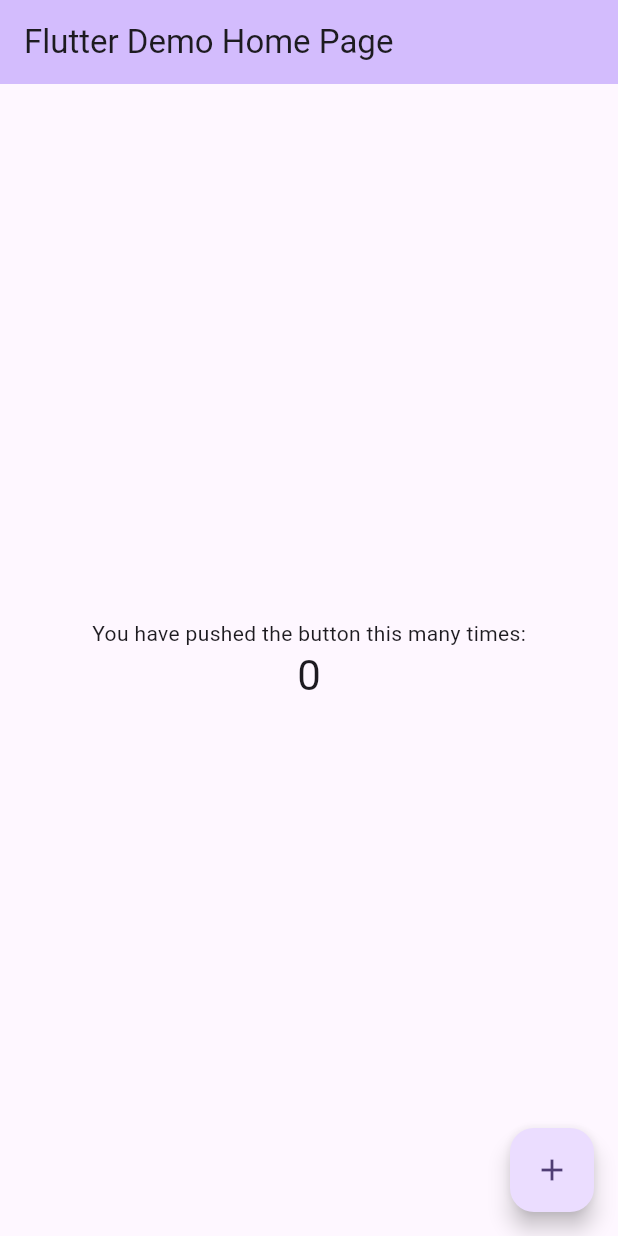
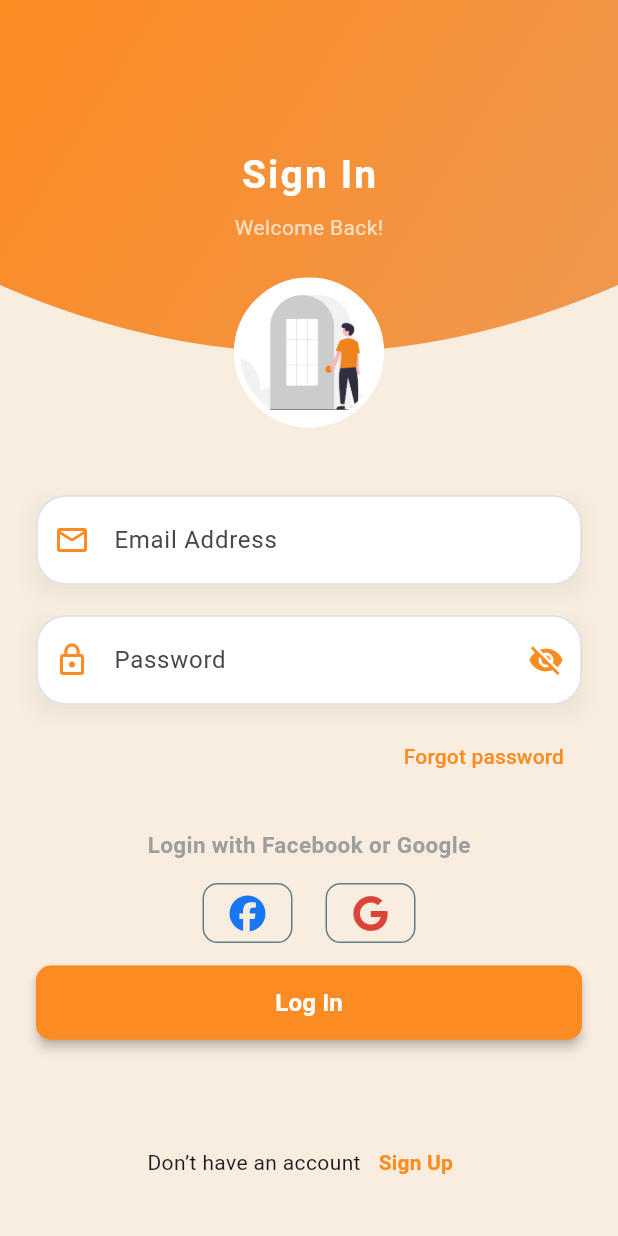
Before and after one commit to Mustafa-Sharaf/IntelliPharm, a Flutter app: the screen it shows after launch, on a phone screen of 412 x 824 dp. Run offline on Flutter 3.47's test engine with Material 3 defaults, Android fonts, the light colour scheme and no system bars; our stand-ins replace font_awesome_flutter, get; Roboto replaces fonts that are missing (Cairo).

Commit message:
add Login Screen

```diff
--- /dev/null
+++ b/lib/Widgets/CustomTextField.dart
@@ -0,0 +1,97 @@
+import 'package:flutter/material.dart';
+import '../app_theme/AppColors.dart';
+
+class CustomTextField extends StatefulWidget {
+  final String label;
+  final IconData? icon;
+  final bool obscureText;
+  final TextEditingController? controller;
+  final TextInputType keyboardType;
+  final int? maxLines;
+
+  const CustomTextField({
+    super.key,
+    required this.label,
+    this.icon,
+    this.obscureText = false,
+    this.controller,
+    this.keyboardType = TextInputType.text,
+    this.maxLines,
+  });
+
+  @override
+  State<CustomTextField> createState() => _CustomTextFieldState();
+}
+
+class _CustomTextFieldState extends State<CustomTextField> {
+  late bool _isObscured;
+
+  @override
+  void initState() {
+    super.initState();
+    _isObscured = widget.obscureText;
+  }
+
+  @override
+  Widget build(BuildContext context) {
+    //final ThemeController themeController = Get.find();
+    return Container(
+      margin: const EdgeInsets.symmetric(vertical: 10),
+      decoration: BoxDecoration(
+        boxShadow: [
+          BoxShadow(
+            color: Colors.grey.withOpacity(0.15),
+            blurRadius: 10,
+            offset: const Offset(0, 5),
+          ),
+        ],
+      ),
+      child: TextField(
+        controller: widget.controller,
+        obscureText: _isObscured,
+        keyboardType: widget.keyboardType,
+        maxLines: widget.obscureText ? 1 : (widget.maxLines ?? 1),
+        style: const TextStyle(fontSize: 16),
+        decoration: InputDecoration(
+          prefixIcon: widget.icon != null
+              ? Icon(widget.icon, color: AppColors.primaryColor)
+              : null,
+
+          labelText: widget.label,
+          floatingLabelStyle: TextStyle(
+            color: AppColors.primaryColor,
+            fontWeight: FontWeight.bold,
+          ),
+          filled: true,
+          fillColor: AppColors.white,
+          contentPadding: const EdgeInsets.symmetric(
+            vertical: 18,
+            horizontal: 16,
+          ),
+          enabledBorder: OutlineInputBorder(
+            borderRadius: BorderRadius.circular(20),
+            borderSide: BorderSide(color: Colors.grey.shade300, width: 1.2),
+          ),
+          focusedBorder: OutlineInputBorder(
+            borderRadius: BorderRadius.circular(20),
+            borderSide: BorderSide(color: AppColors.primaryColor, width: 2),
+          ),
+
+          suffixIcon: widget.obscureText
+              ? IconButton(
+                  icon: Icon(
+                    _isObscured ? Icons.visibility_off : Icons.visibility,
+                    color: AppColors.primaryColor,
+                  ),
+                  onPressed: () {
+                    setState(() {
+                      _isObscured = !_isObscured;
+                    });
+                  },
+                )
+              : null,
+        ),
+      ),
+    );
+  }
+}
--- /dev/null
+++ b/lib/Widgets/Header_Screen.dart
@@ -0,0 +1,97 @@
+import 'package:flutter/material.dart';
+import '../app_theme/AppColors.dart';
+
+
+class HeaderScreen extends StatelessWidget {
+  const HeaderScreen({super.key,required this.title,required this.body});
+  final String title;
+  final String body;
+
+  @override
+  Widget build(BuildContext context) {
+    return Stack(
+        clipBehavior: Clip.none,
+        alignment: Alignment.center,
+        children: [
+          ClipPath(
+            clipper: HeaderClipper(),
+            child: Container(
+              height: 260,
+              width: double.infinity,
+              decoration:  BoxDecoration(
+                gradient: LinearGradient(
+                  begin: Alignment.topLeft,
+                  end: Alignment.bottomRight,
+                  colors: [
+                    AppColors.primaryColor,
+                    AppColors.primaryColor2,
+                  ],
+                ),
+              ),
+              child:  Column(
+                mainAxisAlignment: MainAxisAlignment.center,
+                children: [
+                  Text(
+                    title,
+                    style: TextStyle(
+                      color: Colors.white,
+                      fontSize: 26,
+                      fontWeight: FontWeight.bold,
+                      letterSpacing: 1.4,
+                    ),
+                  ),
+                  SizedBox(height: 6),
+                  Text(
+                    body,
+                    style: TextStyle(
+                      color: Colors.white70,
+                      fontSize: 14,
+                    ),
+                  ),
+                ],
+              ),
+            ),
+          ),
+
+          // ===== PROFILE IMAGE =====
+          Positioned(
+            bottom: -25,
+            child: Container(
+              width: 100,
+              height: 100,
+              decoration: BoxDecoration(
+                shape: BoxShape.circle,
+                border: Border.all(color: Colors.white, width: 4),
+                image: const DecorationImage(
+                  image: AssetImage('assets/images/login_img.png'),
+                  fit: BoxFit.cover,
+                ),
+              ),
+            ),
+          ),
+        ],
+    );
+  }
+}
+
+
+// ===== CLIPPER =====
+class HeaderClipper extends CustomClipper<Path> {
+  @override
+  Path getClip(Size size) {
+    Path path = Path();
+    path.lineTo(0, size.height - 70);
+    path.quadraticBezierTo(
+      size.width / 2,
+      size.height + 20,
+      size.width,
+      size.height - 70,
+    );
+    path.lineTo(size.width, 0);
+    path.close();
+    return path;
+  }
+
+  @override
+  bool shouldReclip(CustomClipper<Path> oldClipper) => false;
+}
--- /dev/null
+++ b/lib/app_theme/AppColors.dart
@@ -0,0 +1,29 @@
+import 'package:flutter/material.dart';
+
+class AppColors{
+  /*static const  primaryColor = Color(0xff3C339C);
+  static const  primaryColor2 = Color(0xff8F50DC);
+   static const  backgroundColor = Color(0xffD9C2F0);*/
+  static const  backgroundColor = Color(0xfff8edde);
+  static const  primaryColor = Color(0xffFC8B22);
+  static const  primaryColor2 = Color(0xffef9850);
+  static const white = Colors.white;
+ /* static const  backgroundColor = Color(0xffF2F4F7);
+  static const background = Color(0xFFEEF0F3);
+  static const Gray = Colors.grey;
+  static const white = Colors.white;
+  static const black = Colors.black;
+  static const backgroundHome = Color(0xffDCE0E9);
+  static const DarkGray = Color(0xff575757);
+  static const textDark = Color(0xFF252525);
+  static const text1 = Color(0xFF43454A);
+  static const test =Color(0xFF201F25);
+  static const dark = Color(0xFF2A282D);
+  static const textFieldDark =Color(0xFF2B2D30);
+  static const A1 =Color(0xFF1E1F22);
+  static const A2 = Color(0xFF2B2D30);
+  static const E = Color(0x5E0F0F10);
+  static const componentDark = Color(0xFF212934);
+  static const backgroundDark = Color(0xFF111111);*/
+
+}
--- a/lib/main.dart
+++ b/lib/main.dart
@@ -1,122 +1,24 @@
 import 'package:flutter/material.dart';
+import 'package:get/get.dart';
+import 'modules/SignIn/SignIn_Screen.dart';
 
-void main() {
-  runApp(const MyApp());
+void main()async {
+  WidgetsFlutterBinding.ensureInitialized();
+  runApp( const MyApp());
 }
 
 class MyApp extends StatelessWidget {
   const MyApp({super.key});
-
-  // This widget is the root of your application.
   @override
   Widget build(BuildContext context) {
-    return MaterialApp(
-      title: 'Flutter Demo',
-      theme: ThemeData(
-        // This is the theme of your application.
-        //
-        // TRY THIS: Try running your application with "flutter run". You'll see
-        // the application has a purple toolbar. Then, without quitting the app,
-        // try changing the seedColor in the colorScheme below to Colors.green
-        // and then invoke "hot reload" (save your changes or press the "hot
-        // reload" button in a Flutter-supported IDE, or press "r" if you used
-        // the command line to start the app).
-        //
-        // Notice that the counter didn't reset back to zero; the application
-        // state is not lost during the reload. To reset the state, use hot
-        // restart instead.
-        //
-        // This works for code too, not just values: Most code changes can be
-        // tested with just a hot reload.
-        colorScheme: .fromSeed(seedColor: Colors.deepPurple),
-      ),
-      home: const MyHomePage(title: 'Flutter Demo Home Page'),
+
+    return GetMaterialApp(
+      debugShowCheckedModeBanner: false,
+      home:  SignInScreen(),
+      getPages: [
+        GetPage(name: '/signIn', page: ()=>const SignInScreen()),
+
+      ],
     );
   }
 }
-
-class MyHomePage extends StatefulWidget {
-  const MyHomePage({super.key, required this.title});
-
-  // This widget is the home page of your application. It is stateful, meaning
-  // that it has a State object (defined below) that contains fields that affect
-  // how it looks.
-
-  // This class is the configuration for the state. It holds the values (in this
-  // case the title) provided by the parent (in this case the App widget) and
-  // used by the build method of the State. Fields in a Widget subclass are
-  // always marked "final".
-
-  final String title;
-
-  @override
-  State<MyHomePage> createState() => _MyHomePageState();
-}
-
-class _MyHomePageState extends State<MyHomePage> {
-  int _counter = 0;
-
-  void _incrementCounter() {
-    setState(() {
-      // This call to setState tells the Flutter framework that something has
-      // changed in this State, which causes it to rerun the build method below
-      // so that the display can reflect the updated values. If we changed
-      // _counter without calling setState(), then the build method would not be
-      // called again, and so nothing would appear to happen.
-      _counter++;
-    });
-  }
-
-  @override
-  Widget build(BuildContext context) {
-    // This method is rerun every time setState is called, for instance as done
-    // by the _incrementCounter method above.
-    //
-    // The Flutter framework has been optimized to make rerunning build methods
-    // fast, so that you can just rebuild anything that needs updating rather
-    // than having to individually change instances of widgets.
-    return Scaffold(
-      appBar: AppBar(
-        // TRY THIS: Try changing the color here to a specific color (to
-        // Colors.amber, perhaps?) and trigger a hot reload to see the AppBar
-        // change color while the other colors stay the same.
-        backgroundColor: Theme.of(context).colorScheme.inversePrimary,
-        // Here we take the value from the MyHomePage object that was created by
-        // the App.build method, and use it to set our appbar title.
-        title: Text(widget.title),
-      ),
-      body: Center(
-        // Center is a layout widget. It takes a single child and positions it
-        // in the middle of the parent.
-        child: Column(
-          // Column is also a layout widget. It takes a list of children and
-          // arranges them vertically. By default, it sizes itself to fit its
-          // children horizontally, and tries to be as tall as its parent.
-          //
-          // Column has various properties to control how it sizes itself and
-          // how it positions its children. Here we use mainAxisAlignment to
-          // center the children vertically; the main axis here is the vertical
-          // axis because Columns are vertical (the cross axis would be
-          // horizontal).
-          //
-          // TRY THIS: Invoke "debug painting" (choose the "Toggle Debug Paint"
-          // action in the IDE, or press "p" in the console), to see the
-          // wireframe for each widget.
-          mainAxisAlignment: .center,
-          children: [
-            const Text('You have pushed the button this many times:'),
-            Text(
-              '$_counter',
-              style: Theme.of(context).textTheme.headlineMedium,
-            ),
-          ],
-        ),
-      ),
-      floatingActionButton: FloatingActionButton(
-        onPressed: _incrementCounter,
-        tooltip: 'Increment',
-        child: const Icon(Icons.add),
-      ),
-    );
-  }
-}
--- /dev/null
+++ b/lib/modules/SignIn/SignIn_Controller.dart
@@ -0,0 +1,16 @@
+import 'package:flutter/material.dart';
+import 'package:get/get.dart';
+
+
+class SignInController extends GetxController {
+  final emailController = TextEditingController();
+  final passwordController = TextEditingController();
+
+
+  @override
+  void onClose() {
+    emailController.dispose();
+    passwordController.dispose();
+    super.onClose();
+  }
+}
--- /dev/null
+++ b/lib/modules/SignIn/SignIn_Screen.dart
@@ -0,0 +1,166 @@
+import 'package:flutter/material.dart';
+import 'package:font_awesome_flutter/font_awesome_flutter.dart';
+import 'package:get/get.dart';
+import '../../Widgets/CustomTextField.dart';
+import '../../Widgets/Header_Screen.dart';
+import '../../app_theme/AppColors.dart';
+import 'SignIn_Controller.dart';
+
+class SignInScreen extends StatelessWidget {
+  const SignInScreen({super.key});
+
+  @override
+  Widget build(BuildContext context) {
+    final controller = Get.put(SignInController());
+    return Scaffold(
+      backgroundColor: AppColors.backgroundColor,
+      body: SingleChildScrollView(
+        child: Column(
+          children: [
+            HeaderScreen(title: "Sign In", body: "Welcome Back!",),
+            //Welcome! Let’s get started
+
+            const SizedBox(height: 60),
+
+            // ===== FORM =====
+            Padding(
+              padding: const EdgeInsets.symmetric(horizontal: 24),
+              child: Column(
+                children: [
+                  CustomTextField(
+                    label: "Email Address",
+                    icon: Icons.email_outlined,
+                    controller: controller.emailController,
+                    keyboardType: TextInputType.emailAddress,
+                  ),
+                  CustomTextField(
+                    label: "Password".tr,
+                    icon: Icons.lock_outline,
+                    obscureText: true,
+                    controller: controller.passwordController,
+                  ),
+                  Row(
+                    mainAxisAlignment: MainAxisAlignment.end,
+                    children: [
+                      TextButton(
+                        onPressed: () {},
+                        child: Text(
+                          "Forgot password",
+                          style: TextStyle(
+                            color: AppColors.primaryColor,
+                            fontSize: 14,
+                          ),
+                        ),
+                      ),
+                    ],
+                  ),
+                  SizedBox(height: MediaQuery.of(context).size.height * 0.03,),
+                  Row(
+                    mainAxisAlignment: MainAxisAlignment.center,
+                    children: [
+                      Text("Login with Facebook or Google",
+                          style: const TextStyle(
+                            color: Colors.grey,
+                            fontSize: 15,
+                            fontWeight: FontWeight.w700,
+                            fontFamily: 'Cairo',
+                          )),
+                    ],
+                  ),
+                  const SizedBox(height: 15),
+                  Padding(
+                    padding: const EdgeInsets.only(left: 100, right: 100),
+                    child: Row(
+                      mainAxisAlignment: MainAxisAlignment.spaceAround,
+                      children: [
+                        Container(
+                          width: 60,
+                          height: 40,
+                          decoration: BoxDecoration(
+                            border: Border.all(color: Colors.blueGrey),
+                            borderRadius: BorderRadius.circular(10),
+                          ),
+                          child: GestureDetector(
+                            onTap: () {
+                              print("object");
+                            },
+                            child: const Icon(
+                              FontAwesomeIcons.facebook,
+                              color: Color(0xFF1877f2),
+                            ),
+                          ),
+                        ),
+                        Container(
+                          width: 60,
+                          height: 40,
+                          decoration: BoxDecoration(
+                            border: Border.all(color: Colors.blueGrey),
+                            borderRadius: BorderRadius.circular(10),
+                          ),
+                          child: GestureDetector(
+                            onTap: () async {
+                            },
+                            child: const Icon(
+                              FontAwesomeIcons.google,
+                              color: Color(0xFFdb4437),
+                            ),
+                          ),
+                        ),
+                      ],
+                    ),
+                  ),
+                  const SizedBox(height: 15),
+                  Center(
+                    child: SizedBox(
+                      width: MediaQuery.of(context).size.width * 0.9,
+                      height: MediaQuery.of(context).size.height * 0.06,
+                      child: ElevatedButton(
+                        style: ElevatedButton.styleFrom(
+                          backgroundColor: AppColors.primaryColor,
+                          shape: RoundedRectangleBorder(
+                            borderRadius: BorderRadius.circular(10),
+                          ),
+                          elevation: 3,
+                        ),
+                        onPressed: (){},
+                        child: Text(
+                          "Log In".tr,
+                          style: TextStyle(
+                            fontSize: 16,
+                            fontWeight: FontWeight.bold,
+                            color: Colors.white,
+                          ),
+                        ),
+                      ),
+                    ),
+                  ),
+                  SizedBox(height: MediaQuery.of(context).size.height * 0.07,),
+                  Row(
+                    mainAxisAlignment: MainAxisAlignment.center,
+                    children: [
+                      Text("Don’t have an account",),
+                      TextButton(
+                        onPressed: () {
+                          Get.toNamed('/signUp');
+                        },
+                        child: Text(
+                          "Sign Up".tr,
+                          style: TextStyle(
+                            color: AppColors.primaryColor,
+                            fontWeight: FontWeight.bold,
+                          ),
+                        ),
+                      ),
+                    ],
+                  ),
+                  SizedBox(height: MediaQuery.of(context).size.height * 0.07),
+                ],
+              ),
+            ),
+          ],
+        ),
+      ),
+    );
+  }
+
+}
--- a/pubspec.yaml
+++ b/pubspec.yaml
@@ -30,6 +30,8 @@ environment:
 dependencies:
   flutter:
     sdk: flutter
+  get: ^4.7.3
+  font_awesome_flutter: ^10.12.0
 
   # The following adds the Cupertino Icons font to your application.
   # Use with the CupertinoIcons class for iOS style icons.
@@ -58,8 +60,8 @@ flutter:
   uses-material-design: true
 
   # To add assets to your application, add an assets section, like this:
-  # assets:
-  #   - images/a_dot_burr.jpeg
+  assets:
+     - assets/images/
   #   - images/a_dot_ham.jpeg
 
   # An image asset can refer to one or more resolution-specific "variants", see
```
Also changed, not shown: assets/images/login_img.png (added), lib/modules/SignIn/SignIn_Model.dart (added), pubspec.lock, 32 other files.
